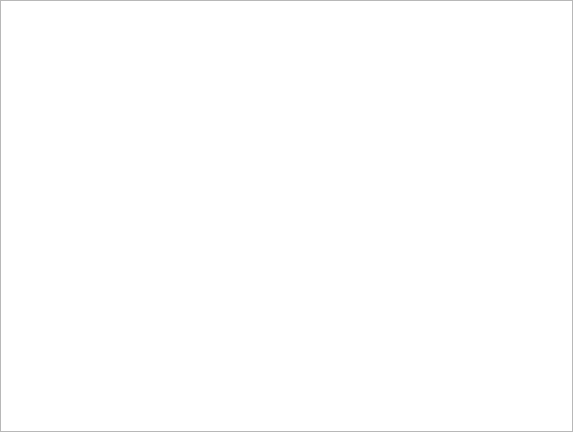
Before: the Qt Designer form src/rsscast/ui/widget/feedwidget.ui in anetczuk/rsscast, drawn with Qt 5.
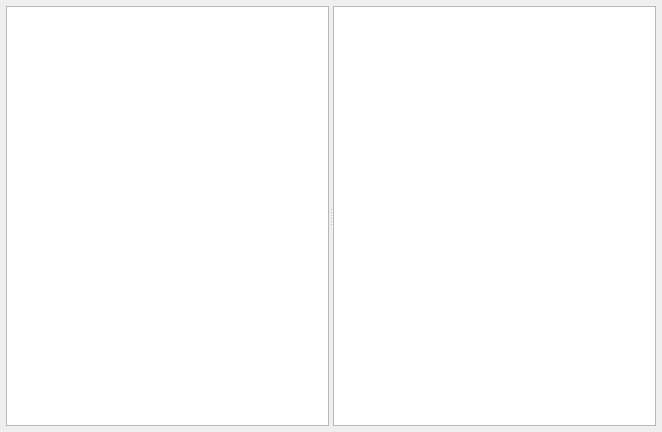
After: the same form once the commit is applied. Custom widgets are drawn as their Qt base class.

Commit message: Add RSSChannel view

What changed in the file:
```diff
--- a/src/rsscast/ui/widget/feedwidget.ui
+++ b/src/rsscast/ui/widget/feedwidget.ui
@@ -6,28 +6,34 @@
    <rect>
     <x>0</x>
     <y>0</y>
-    <width>573</width>
+    <width>662</width>
     <height>432</height>
    </rect>
   </property>
   <property name="windowTitle">
    <string>Feed</string>
   </property>
-  <layout class="QHBoxLayout" name="horizontalLayout">
+  <layout class="QVBoxLayout" name="verticalLayout">
    <property name="leftMargin">
-    <number>0</number>
+    <number>6</number>
    </property>
    <property name="topMargin">
-    <number>0</number>
+    <number>6</number>
    </property>
    <property name="rightMargin">
-    <number>0</number>
+    <number>6</number>
    </property>
    <property name="bottomMargin">
-    <number>0</number>
+    <number>6</number>
    </property>
    <item>
-    <widget class="FeedTable" name="feedTableView"/>
+    <widget class="QSplitter" name="splitter">
+     <property name="orientation">
+      <enum>Qt::Horizontal</enum>
+     </property>
+     <widget class="FeedTable" name="feedTableView"/>
+     <widget class="RSSChannelTable" name="feedItemsView"/>
+    </widget>
    </item>
   </layout>
  </widget>
@@ -37,6 +43,11 @@
    <extends>QTableView</extends>
    <header>rsscast.gui.widget.feedtable</header>
   </customwidget>
+  <customwidget>
+   <class>RSSChannelTable</class>
+   <extends>QTableView</extends>
+   <header>rsscast.gui.widget.rsschanneltable</header>
+  </customwidget>
  </customwidgets>
  <resources/>
  <connections/>
```
The commit also changes 3 other files.
